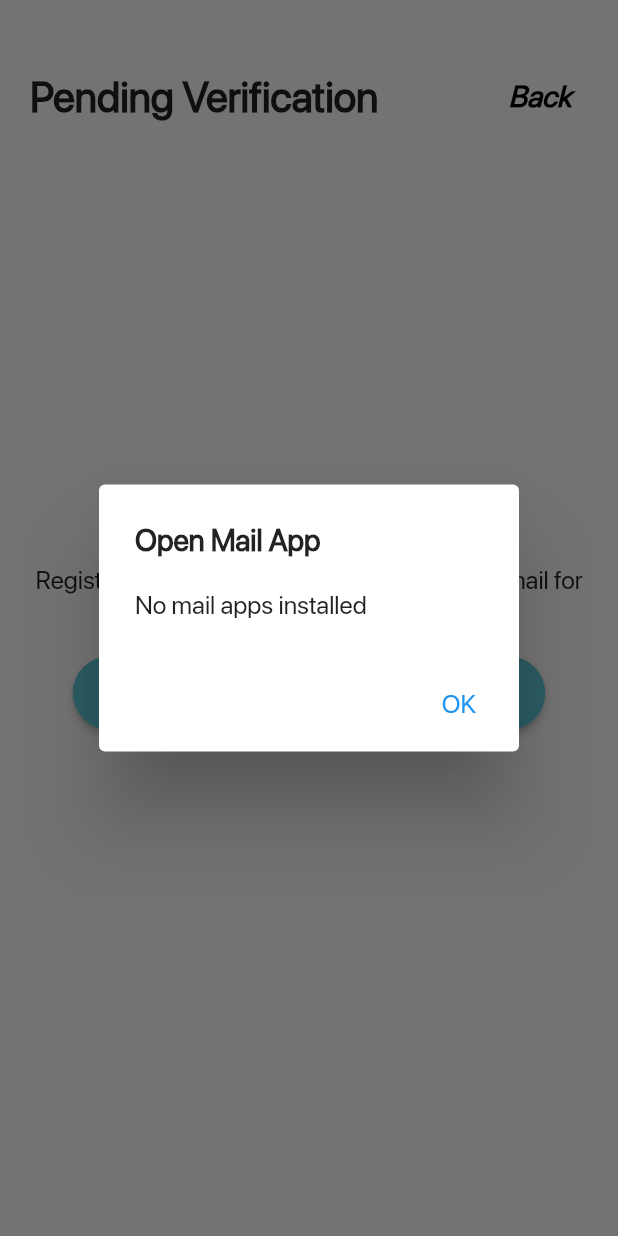
After one commit to bryanjudetoh/capstone-flutter-app, a Flutter app: the VerificationScreen screen opened by its route, after a tap on "Go to email", on a phone screen of 412 x 824 dp. The commit adds this screen. Run offline on Flutter 3.47's test engine with Material 2 defaults, Android fonts, the phone set to English and light mode, and no system bars; our stand-ins replace form_field_validator, url_launcher_web; missing offline and left inert: open_mail_app; project files that could hold a hidden picture were left out.

Commit message:
added verification screen with link to default email apps

```diff
--- /dev/null
+++ b/lib/generated_plugin_registrant.dart
@@ -0,0 +1,16 @@
+//
+// Generated file. Do not edit.
+//
+
+// ignore_for_file: directives_ordering
+// ignore_for_file: lines_longer_than_80_chars
+
+import 'package:url_launcher_web/url_launcher_web.dart';
+
+import 'package:flutter_web_plugins/flutter_web_plugins.dart';
+
+// ignore: public_member_api_docs
+void registerPlugins(Registrar registrar) {
+  UrlLauncherPlugin.registerWith(registrar);
+  registrar.registerMessageHandler();
+}
--- a/lib/main.dart
+++ b/lib/main.dart
@@ -5,6 +5,7 @@ import 'package:youthapp/screens/onboarding.dart';
 import 'package:youthapp/screens/signup.dart';
 import 'package:youthapp/screens/forgotpw.dart';
 import 'package:youthapp/screens/home.dart';
+import 'package:youthapp/screens/verification.dart';
 
 void main() {
   runApp(MyApp());
@@ -25,6 +26,7 @@ class MyApp extends StatelessWidget {
         '/signup': (context) => SignUpScreen(),
         '/onboarding': (context) => OnboardingScreen(),
         '/home': (context) => HomeScreen(),
+        '/verification': (context) => VerificationScreen(),
       }
     );
   }
--- a/lib/screens/onboarding.dart
+++ b/lib/screens/onboarding.dart
@@ -14,8 +14,7 @@ import 'package:form_field_validator/form_field_validator.dart';
 import 'package:http/http.dart' as http;
 
 class OnboardingScreen extends StatefulWidget {
-  final String? email;
-  const OnboardingScreen({Key? key, this.email }) : super(key: key);
+  const OnboardingScreen({Key? key}) : super(key: key);
 
   @override
   _OnboardingScreenState createState() => _OnboardingScreenState();
@@ -44,7 +43,7 @@ class _OnboardingScreenState extends State<OnboardingScreen> {
     String inputEmail = ModalRoute.of(context)!.settings.arguments as String;
 
     if ( inputEmail.length > 0) {
-      this.email = inputEmail; //remove quotation marks
+      this.email = inputEmail;
     }
 
 
@@ -206,7 +205,7 @@ class _OnboardingScreenState extends State<OnboardingScreen> {
 
       try {
         User user = await doRegistration(body);
-        Navigator.pushNamed(context, '/home', arguments: user);
+        Navigator.pushNamed(context, '/verification', arguments: user);
       }
       on Exception catch (err) {
         showDialog(
--- /dev/null
+++ b/lib/screens/verification.dart
@@ -0,0 +1,102 @@
+import 'package:flutter/material.dart';
+import 'package:youthapp/constants.dart';
+import 'package:youthapp/models/user.dart';
+import 'package:youthapp/widgets/rounded-button.dart';
+import 'package:open_mail_app/open_mail_app.dart';
+
+class VerificationScreen extends StatelessWidget {
+  const VerificationScreen({Key? key}) : super(key: key);
+
+
+  @override
+  Widget build(BuildContext context) {
+
+    //final User user = ModalRoute.of(context)!.settings.arguments as User;
+
+    return Scaffold(
+      body: Container(
+        padding: EdgeInsets.fromLTRB(20.0, 40.0, 20.0, 40.0),
+        child: Column(
+          mainAxisAlignment: MainAxisAlignment.spaceBetween,
+          children: <Widget>[
+            Row(
+              mainAxisAlignment: MainAxisAlignment.spaceBetween,
+              children: <Widget>[
+                Text(
+                  "Pending Verification",
+                  style: xLargeTitleTextStyle,
+                ),
+                TextButton(
+                  style: TextButton.styleFrom(
+                    textStyle: mediumTitleTextStyle,
+                  ),
+                  onPressed: () {Navigator.pushNamed(context, '/login');},
+                  child: const Text('Back',
+                    style: TextStyle( fontFamily: "SF Pro Display", fontSize: 20.0, fontStyle: FontStyle.italic, color: Colors.black),
+                  ),
+                ),
+              ],
+            ),
+            SizedBox( height: 10.0, ),
+            Column(
+              children: <Widget>[
+                Text(
+                  'Registration successful! Please check your email for a verification link before logging in.',
+                  style: bodyTextStyle,
+                  textAlign: TextAlign.center,
+                ),
+                SizedBox( height: 20.0, ),
+                RoundedButton(
+                  title: 'Go to email',
+                  func: () {openEmailApp(context);},
+                  colorBG: kLightBlue,
+                  colorFont: kWhite,
+                ),
+              ],
+            ),
+            SizedBox( height: 10.0, ),
+            SizedBox( height: 10.0, ),
+          ],
+        ),
+      ),
+    );
+  }
+
+  void openEmailApp(BuildContext context) async {
+    var result = await OpenMailApp.openMailApp(
+      nativePickerTitle: 'Select email app to open',
+    );
+
+    if (!result.didOpen && !result.canOpen) {
+      showNoMailAppsDialog(context);
+    } else if (!result.didOpen && result.canOpen) {
+      showDialog(
+        context: context,
+        builder: (_) {
+          return MailAppPickerDialog(
+            mailApps: result.options,
+          );
+        },
+      );
+    }
+  }
+  void showNoMailAppsDialog(BuildContext context) {
+    showDialog(
+      context: context,
+      builder: (context) {
+        return AlertDialog(
+          title: Text("Open Mail App", style: mediumTitleTextStyle,),
+          content: Text("No mail apps installed", style: bodyTextStyle,),
+          actions: <Widget>[
+            TextButton(
+              child: Text("OK", style: bodyTextStyle,),
+              onPressed: () {
+                Navigator.pop(context);
+              },
+            )
+          ],
+        );
+      },
+    );
+  }
+}
--- a/lib/widgets/rounded-button.dart
+++ b/lib/widgets/rounded-button.dart
@@ -3,7 +3,7 @@ import 'package:flutter/material.dart';
 class RoundedButton extends StatelessWidget {
   RoundedButton({required this.title, required this.func, required this.colorBG, required this.colorFont});
   final String title;
-  final Function func;
+  final VoidCallback func;
   final Color colorBG;
   final Color colorFont;
 
--- a/pubspec.yaml
+++ b/pubspec.yaml
@@ -26,6 +26,8 @@ dependencies:
   http: ^0.13.3
   form_field_validator: ^1.0.1
   json_annotation: ^4.1.0
+  url_launcher: ^6.0.10
+  open_mail_app: ^0.3.0
 
 
   # The following adds the Cupertino Icons font to your application.
```
Also changed, not shown: pubspec.lock, 4 other files.
